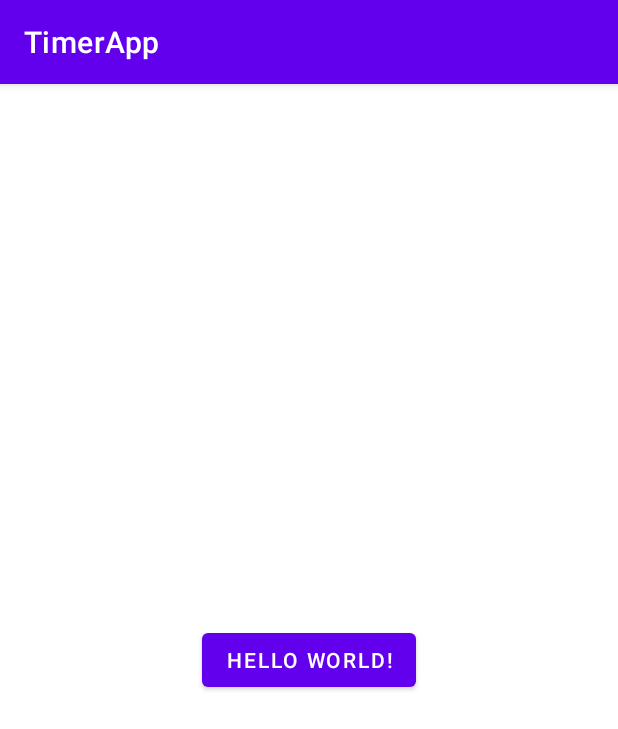
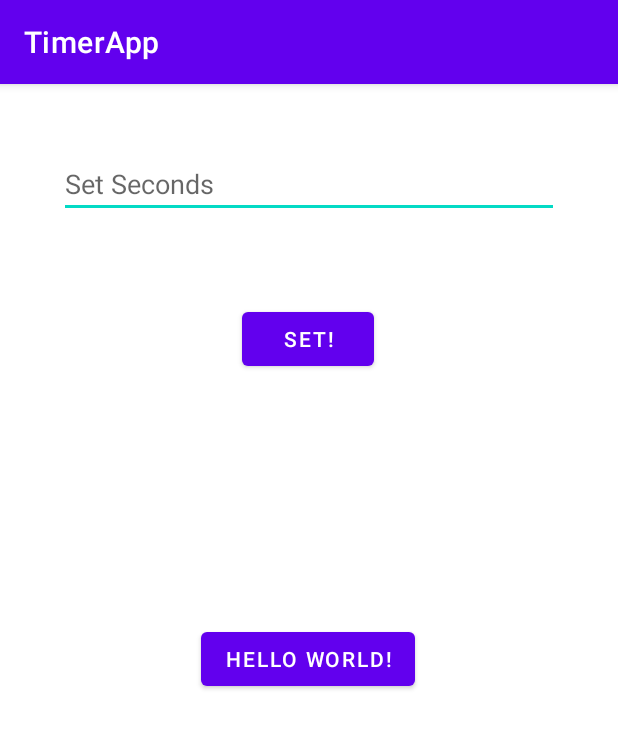
Before and after one commit to dparaiso/TimerApp, an Android app: the screen it shows after launch (MainActivity), on a phone screen of 412 x 824 dp. Shown: the top 729 px of the screen. Run offline under Robolectric (Android 15) with nearby library versions, the phone set to English and light mode, and no system bars.

Commit message:
added validity seconds + changed count down page

```diff
--- a/app/src/main/java/com/example/timerapp/MainActivity.java
+++ b/app/src/main/java/com/example/timerapp/MainActivity.java
@@ -6,10 +6,13 @@ import android.content.Intent;
 import android.os.Bundle;
 import android.view.View;
 import android.widget.Button;
+import android.widget.EditText;
 
 public class MainActivity extends AppCompatActivity {
 
-    private Button btnStart;
+    private Button btnStart , btnQuickStart;
+    private EditText secondInput;
+    boolean secondsCheck = false;
 
     @Override
     protected void onCreate(Bundle savedInstanceState) {
@@ -17,6 +20,9 @@ public class MainActivity extends AppCompatActivity {
         setContentView(R.layout.activity_main);
 
         btnStart =  (Button) findViewById(R.id.start);
+        btnQuickStart =  (Button) findViewById(R.id.quickStart);
+
+        secondInput = (EditText) findViewById(R.id.seconds);
 
         btnStart.setOnClickListener(new View.OnClickListener(){
             @Override
@@ -25,6 +31,26 @@ public class MainActivity extends AppCompatActivity {
                 startActivity(intent);
             }
         });
+
+        btnQuickStart.setOnClickListener(new View.OnClickListener(){
+            @Override
+            public void onClick(View view) {
+
+                secondsCheck = CheckSeconds();
+                if (secondsCheck){
+                    Intent intent = new Intent(MainActivity.this, PrepareActivity.class);
+                    startActivity(intent);
+                }
+            }
+        });
+
+    }
+    private boolean CheckSeconds(){
+        if (Integer.parseInt(secondInput.getText().toString()) >= 60){
+            secondInput.setError("Invalid seconds, set to under 60!");
+            return false;
+        }
+        return true;
     }
 
 }
--- a/app/src/main/java/com/example/timerapp/PrepareActivity.java
+++ b/app/src/main/java/com/example/timerapp/PrepareActivity.java
@@ -35,12 +35,14 @@ public class PrepareActivity extends AppCompatActivity {
         mButtonStartPause = findViewById(R.id.button_start_pause);
 //        mButtonReset = findViewById(R.id.button_reset);
 
+        startTimer();
         mButtonStartPause.setOnClickListener(new View.OnClickListener() {
             @Override
             public void onClick(View v) {
                 if (mTimerRunning) {
                     pauseTimer();
-                } else {
+                }
+                else  {
                     startTimer();
                 }
             }
@@ -74,6 +76,8 @@ public class PrepareActivity extends AppCompatActivity {
 
         mTimerRunning = true;
         mButtonStartPause.setText("pause");
+        mButtonStartPause.setVisibility(View.VISIBLE);
+
 //        mButtonReset.setVisibility(View.INVISIBLE);
     }
 
--- a/app/src/main/res/layout/activity_main.xml
+++ b/app/src/main/res/layout/activity_main.xml
@@ -13,7 +13,56 @@
         android:text="Hello World!"
         app:layout_constraintBottom_toBottomOf="parent"
         app:layout_constraintEnd_toEndOf="parent"
+        app:layout_constraintHorizontal_bias="0.498"
+        app:layout_constraintStart_toStartOf="parent"
+        app:layout_constraintTop_toTopOf="parent"
+        app:layout_constraintVertical_bias="0.499" />
+
+    <Button
+        android:id="@+id/quickStart"
+        android:layout_width="wrap_content"
+        android:layout_height="wrap_content"
+        android:text="Set!"
+        app:layout_constraintBottom_toBottomOf="parent"
+        app:layout_constraintEnd_toEndOf="parent"
+        app:layout_constraintHorizontal_bias="0.498"
+        app:layout_constraintStart_toStartOf="parent"
+        app:layout_constraintTop_toTopOf="parent"
+        app:layout_constraintVertical_bias="0.203" />
+
+<!--    <TextView-->
+<!--        android:id="@+id/textView2"-->
+<!--        android:layout_width="wrap_content"-->
+<!--        android:layout_height="wrap_content"-->
+<!--        android:layout_marginStart="16dp"-->
+<!--        android:layout_marginTop="8dp"-->
+<!--        android:layout_marginEnd="16dp"-->
+<!--        android:layout_marginBottom="627dp"-->
+<!--        android:textAppearance="@style/TextAppearance.AppCompat.Large"-->
+<!--        android:textColor="#000"-->
+<!--        app:layout_constraintBottom_toBottomOf="parent"-->
+<!--        app:layout_constraintEnd_toEndOf="parent"-->
+<!--        app:layout_constraintHorizontal_bias="0.118"-->
+<!--        app:layout_constraintStart_toStartOf="parent"-->
+<!--        app:layout_constraintTop_toBottomOf="@+id/seconds"-->
+<!--        app:layout_constraintVertical_bias="0.095" />-->
+
+
+    <EditText
+        android:id="@+id/seconds"
+        android:layout_width="333dp"
+        android:layout_height="0dp"
+        android:layout_marginStart="16dp"
+        android:layout_marginTop="44dp"
+        android:layout_marginEnd="16dp"
+        android:ems="10"
+        android:hint="Set Seconds"
+        android:inputType="number"
+        android:maxLength="2"
+        app:layout_constraintBottom_toTopOf="@+id/textView2"
+        app:layout_constraintEnd_toEndOf="parent"
         app:layout_constraintStart_toStartOf="parent"
         app:layout_constraintTop_toTopOf="parent" />
 
+
 </androidx.constraintlayout.widget.ConstraintLayout>
```
